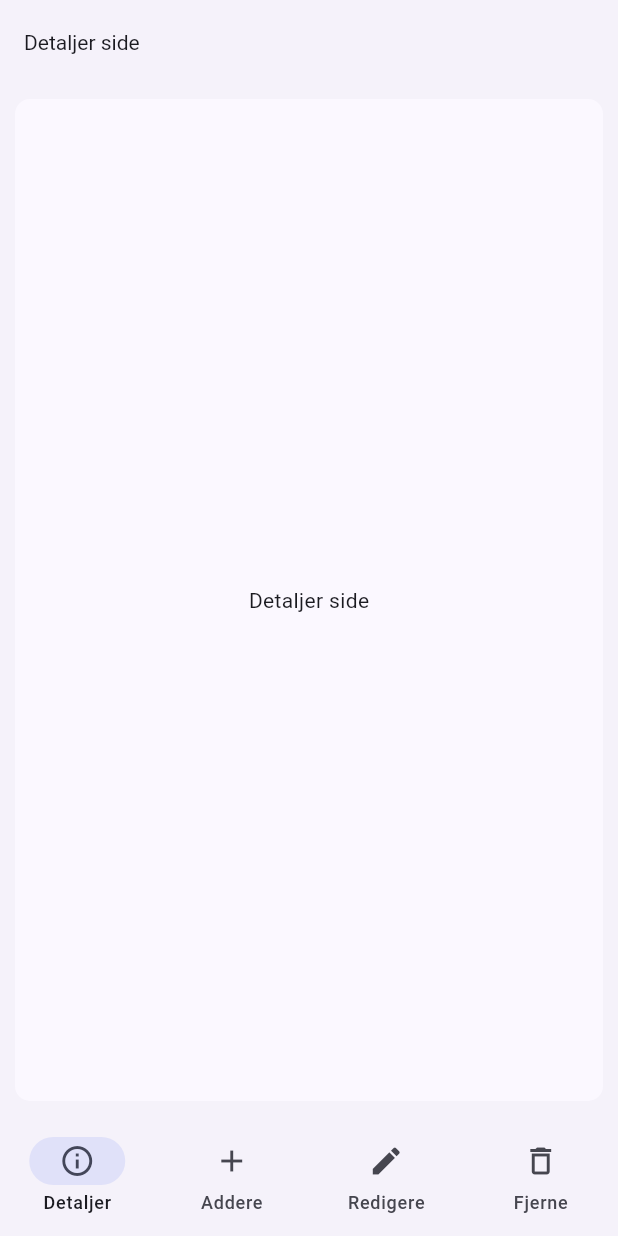
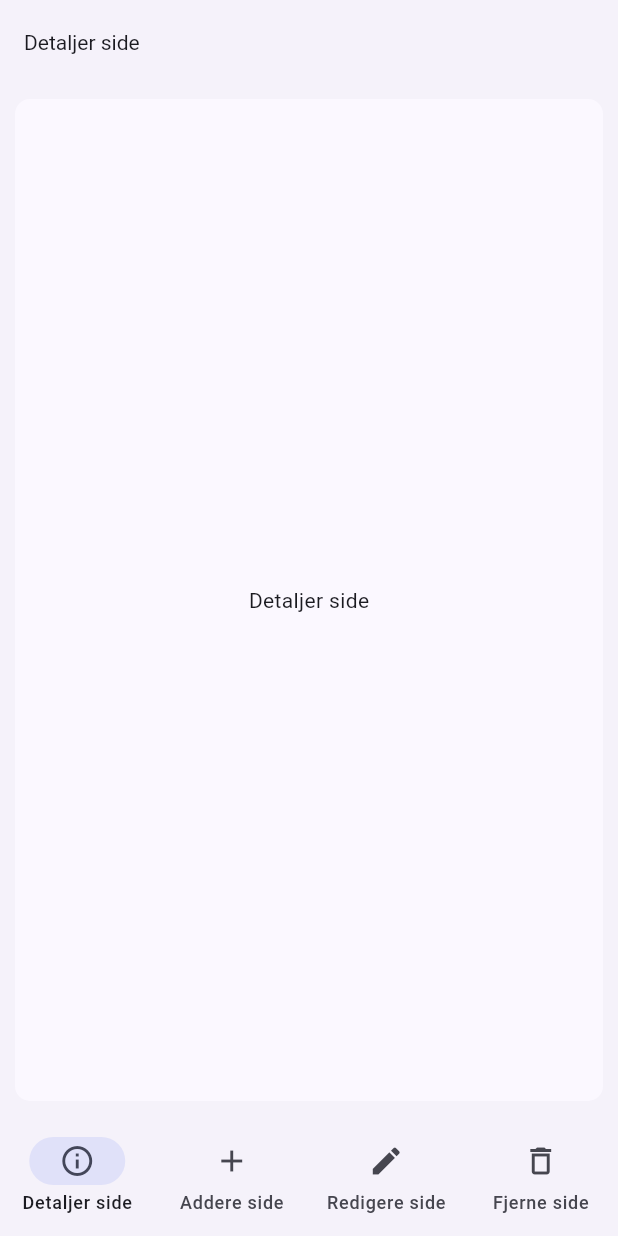
Before and after one commit to lwinch2006/flutteradaptiveandresponsivesampleapp, a Flutter app: the screen it shows after launch, after a tap on "Start", on a phone screen of 412 x 824 dp. Run offline on Flutter 3.47's test engine with Material 3 defaults, Android fonts, the phone set to English and light mode, and no system bars; our stand-ins replace go_router; generated files the repository leaves out were written again.

Commit message:
Add new app icons and update locale strings
Added new icons for various resolutions and platforms. Updated locale strings to be more descriptive without capitalization in the middle of the words. Added several new dependencies in pubspec.lock for better package management.

```diff
--- a/sampleapp1/lib/l10n/locales/app_no.arb
+++ b/sampleapp1/lib/l10n/locales/app_no.arb
@@ -1,8 +1,8 @@
 {
     "page": "side",
-    "navigationHomePageFirstCapital": "Hjemme",
-    "navigationDetailsPageFirstCapital": "Detaljer",
-    "navigationAddPageFirstCapital": "Addere",
-    "navigationEditPageFirstCapital": "Redigere",
-    "navigationDeletePageFirstCapital": "Fjerne"
+    "navigationHomePage": "Hjemme side",
+    "navigationDetailsPage": "Detaljer side",
+    "navigationAddPage": "Addere side",
+    "navigationEditPage": "Redigere side",
+    "navigationDeletePage": "Fjerne side"
 }
--- a/sampleapp1/lib/main.dart
+++ b/sampleapp1/lib/main.dart
@@ -7,10 +7,6 @@ void main() {
   final router = generateRouter();
 
   runApp(MaterialApp.router(
-
-
-
-
     debugShowCheckedModeBanner: false,
     title: 'Flutter Demo',
     theme: ThemeData(
--- a/sampleapp1/lib/routes.dart
+++ b/sampleapp1/lib/routes.dart
@@ -24,13 +24,13 @@ final navigatorKey = GlobalKey<NavigatorState>();
 final List<AppNavigationDestination> navigationDestinations =
     <AppNavigationDestination>[
   AppNavigationDestination(
-      route: detailsPagePath, icon: Icons.info_outline, label: navigatorKey.currentContext != null ? navigatorKey.currentContext!.l10n.navigationDetailsPageFirstCapital : 'Details'),
+      route: detailsPagePath, icon: Icons.info_outline, label: navigatorKey.currentContext != null ? navigatorKey.currentContext!.l10n.navigationDetailsPage : 'Details'),
   AppNavigationDestination(
-      route: addPagePath, icon: Icons.add, label: navigatorKey.currentContext != null ? navigatorKey.currentContext!.l10n.navigationAddPageFirstCapital : 'Add'),
+      route: addPagePath, icon: Icons.add, label: navigatorKey.currentContext != null ? navigatorKey.currentContext!.l10n.navigationAddPage : 'Add'),
   AppNavigationDestination(
-      route: editPagePath, icon: Icons.edit, label: navigatorKey.currentContext != null ? navigatorKey.currentContext!.l10n.navigationEditPageFirstCapital : 'Edit'),
+      route: editPagePath, icon: Icons.edit, label: navigatorKey.currentContext != null ? navigatorKey.currentContext!.l10n.navigationEditPage : 'Edit'),
   AppNavigationDestination(
-      route: deletePagePath, icon: Icons.delete_outline, label: navigatorKey.currentContext != null ? navigatorKey.currentContext!.l10n.navigationDeletePageFirstCapital : 'Delete'),
+      route: deletePagePath, icon: Icons.delete_outline, label: navigatorKey.currentContext != null ? navigatorKey.currentContext!.l10n.navigationDeletePage : 'Delete'),
 ];
 
 GoRouter generateRouter() {
@@ -42,7 +42,7 @@ GoRouter generateRouter() {
         path: homePagePath,
         pageBuilder: (context, state) {
           return CustomTransitionPage(
-            child: HomePage(title: '${context.l10n.navigationHomePageFirstCapital} ${context.l10n.page}'),
+            child: HomePage(title: context.l10n.navigationHomePage),
             transitionsBuilder:
                 (context, animation, secondaryAnimation, child) => child,
           );
@@ -52,7 +52,7 @@ GoRouter generateRouter() {
         path: detailsPagePath,
         pageBuilder: (context, state) {
           return CustomTransitionPage(
-            child: DetailsPage(title: '${context.l10n.navigationDetailsPageFirstCapital} ${context.l10n.page}'),
+            child: DetailsPage(title: context.l10n.navigationDetailsPage),
             transitionsBuilder:
                 (context, animation, secondaryAnimation, child) => child,
           );
@@ -62,7 +62,7 @@ GoRouter generateRouter() {
         path: addPagePath,
         pageBuilder: (context, state) {
           return CustomTransitionPage(
-            child: AddPage(title: '${context.l10n.navigationAddPageFirstCapital} ${context.l10n.page}'),
+            child: AddPage(title: context.l10n.navigationAddPage),
             transitionsBuilder:
                 (context, animation, secondaryAnimation, child) => child,
           );
@@ -72,7 +72,7 @@ GoRouter generateRouter() {
         path: editPagePath,
         pageBuilder: (context, state) {
           return CustomTransitionPage(
-            child: EditPage(title: '${context.l10n.navigationEditPageFirstCapital} ${context.l10n.page}'),
+            child: EditPage(title: context.l10n.navigationEditPage),
             transitionsBuilder:
                 (context, animation, secondaryAnimation, child) => child,
           );
@@ -82,7 +82,7 @@ GoRouter generateRouter() {
         path: deletePagePath,
         pageBuilder: (context, state) {
           return CustomTransitionPage(
-            child: DeletePage(title: '${context.l10n.navigationDeletePageFirstCapital} ${context.l10n.page}'),
+            child: DeletePage(title: context.l10n.navigationDeletePage),
             transitionsBuilder:
                 (context, animation, secondaryAnimation, child) => child,
           );
```
Also changed, not shown: sampleapp1/lib/l10n/locales/app_en.arb (+5 -5 lines), sampleapp1/pubspec.yaml (+33 -65 lines), sampleapp1/assets/images/044.png (added), sampleapp1/assets/images/2.0x/044.png (added), sampleapp1/assets/images/3.0x/044.png (added), sampleapp1/assets/images/4.0x/044.png (added), sampleapp1/assets/images/5.0x/044.png (added), sampleapp1/assets/images/6.0x/044.png (added), sampleapp1/assets/images/7.0x/044.png (added), sampleapp1/assets/images/8.0x/044.png (added), sampleapp1/assets/images/app_android_icon.png (added), sampleapp1/assets/images/app_ios_icon.png (added), sampleapp1/assets/images/app_macos_icon.png (added), sampleapp1/assets/images/app_web_icon.png (added), 2 more files, 42 other files.
